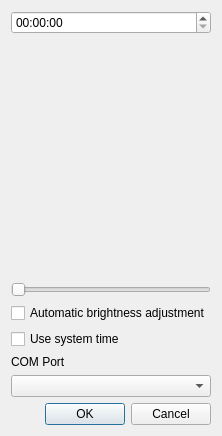
The window that Software/PyClockSetup/pyclocksetup.ui (kuellenberg/7-Segment-RGB-Clock) describes before a commit, drawn with Qt 5.
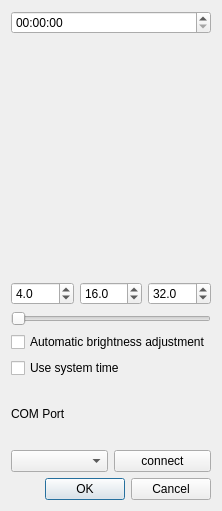
The same window after the commit. Custom widgets are drawn as their Qt base class.

The edit to the form file:
```diff
--- a/Software/PyClockSetup/pyclocksetup.ui
+++ b/Software/PyClockSetup/pyclocksetup.ui
@@ -7,7 +7,7 @@
     <x>0</x>
     <y>0</y>
     <width>218</width>
-    <height>428</height>
+    <height>511</height>
    </rect>
   </property>
   <property name="sizePolicy">
@@ -24,8 +24,8 @@
   </property>
   <property name="maximumSize">
    <size>
-    <width>218</width>
-    <height>428</height>
+    <width>221</width>
+    <height>511</height>
    </size>
   </property>
   <property name="windowTitle">
@@ -74,6 +74,58 @@
      </property>
     </widget>
    </item>
+   <item>
+    <layout class="QHBoxLayout" name="horizontalLayout_2">
+     <item>
+      <widget class="QDoubleSpinBox" name="redDiv">
+       <property name="decimals">
+        <number>1</number>
+       </property>
+       <property name="minimum">
+        <double>2.000000000000000</double>
+       </property>
+       <property name="maximum">
+        <double>255.000000000000000</double>
+       </property>
+       <property name="value">
+        <double>4.000000000000000</double>
+       </property>
+      </widget>
+     </item>
+     <item>
+      <widget class="QDoubleSpinBox" name="greenDiv">
+       <property name="decimals">
+        <number>1</number>
+       </property>
+       <property name="minimum">
+        <double>2.000000000000000</double>
+       </property>
+       <property name="maximum">
+        <double>256.000000000000000</double>
+       </property>
+       <property name="value">
+        <double>16.000000000000000</double>
+       </property>
+      </widget>
+     </item>
+     <item>
+      <widget class="QDoubleSpinBox" name="blueDiv">
+       <property name="decimals">
+        <number>1</number>
+       </property>
+       <property name="minimum">
+        <double>2.000000000000000</double>
+       </property>
+       <property name="maximum">
+        <double>256.000000000000000</double>
+       </property>
+       <property name="value">
+        <double>32.000000000000000</double>
+       </property>
+      </widget>
+     </item>
+    </layout>
+   </item>
    <item>
     <widget class="QSlider" name="brightnessSlider">
      <property name="orientation">
@@ -109,7 +161,18 @@
     </widget>
    </item>
    <item>
-    <widget class="QComboBox" name="serialPorts"/>
+    <layout class="QHBoxLayout" name="horizontalLayout">
+     <item>
+      <widget class="QComboBox" name="serialPorts"/>
+     </item>
+     <item>
+      <widget class="QPushButton" name="connectButton">
+       <property name="text">
+        <string>connect</string>
+       </property>
+      </widget>
+     </item>
+    </layout>
    </item>
    <item>
     <widget class="QDialogButtonBox" name="buttonBox">
```
